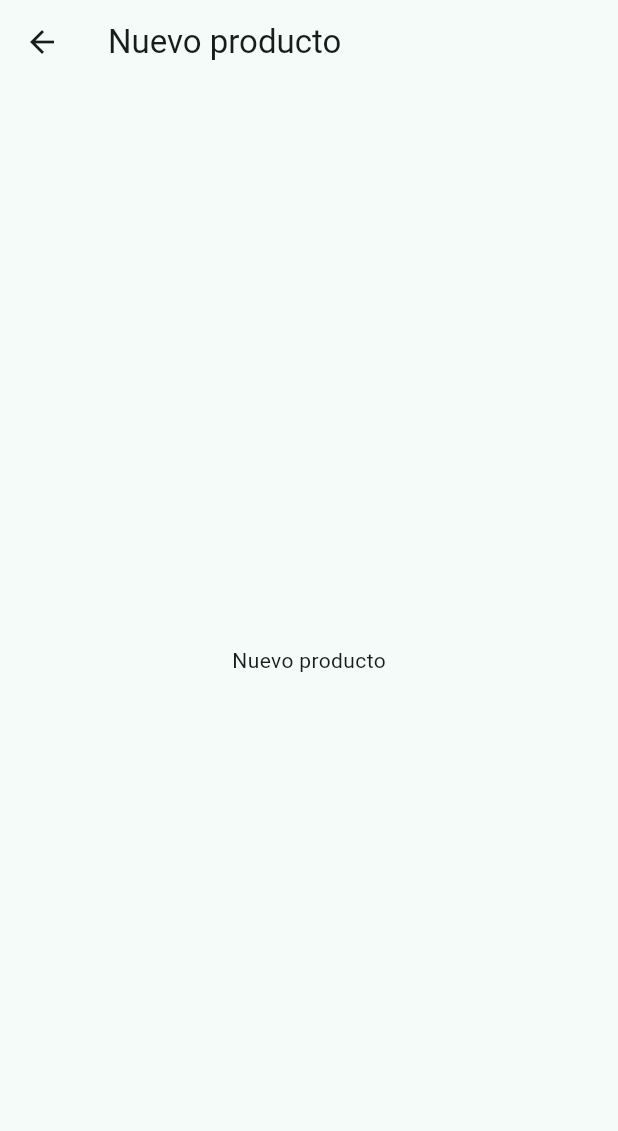
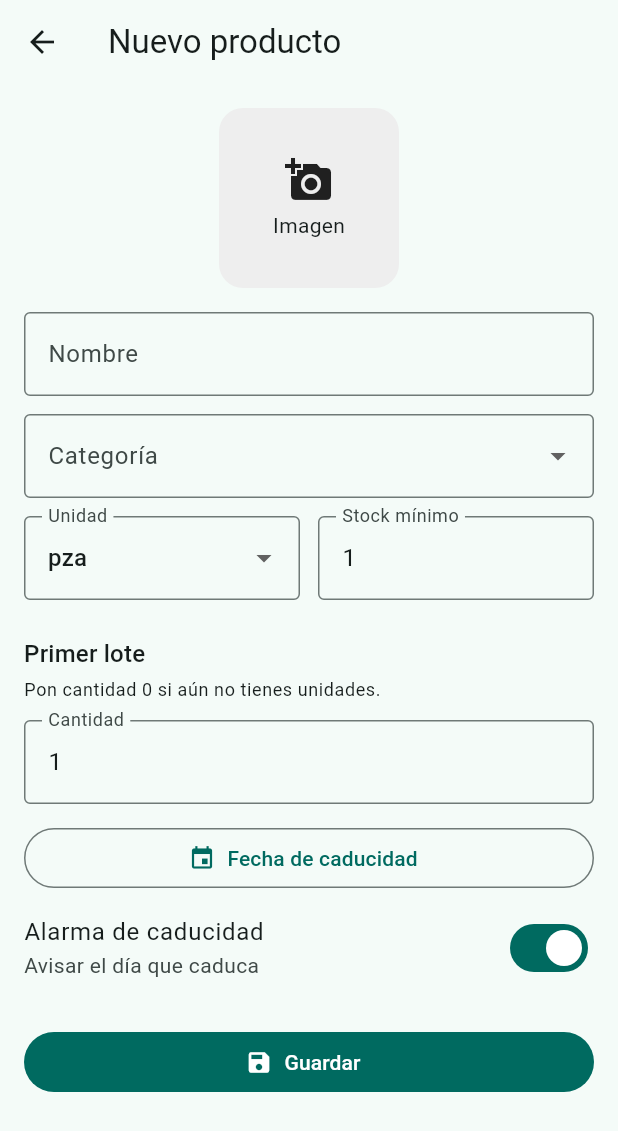
Before and after one commit to Victorml55/Gestion_inventario_domestico, a Flutter app: the screen it shows after launch, after a tap on "Nuevo", on a phone screen of 412 x 824 dp. Shown: the top 1131 px of the screen. Run offline on Flutter 3.47's test engine with Material 3 defaults, Android fonts, the phone set to English and light mode, and no system bars; our stand-ins replace badges, image_picker, table_calendar.

Commit message:
Add product management features: implement repositories for categories and batches, enhance product form screen, and update Info.plist for photo access

```diff
--- a/lib/data/models/models.dart
+++ b/lib/data/models/models.dart
@@ -37,3 +37,28 @@ class ProductoResumen {
     this.ultimaTiendaNombre,
   });
 }
+
+class Categoria {
+  final int? id;
+  final String nombre;
+  final String? icono;
+  const Categoria({this.id, required this.nombre, this.icono});
+}
+
+class Lote {
+  final int? id;
+  final int productoId;
+  final int cantidad;
+  final DateTime fechaCaducidad;
+  final bool alarmaActiva;
+  final DateTime fechaIngreso;
+
+  const Lote({
+    this.id,
+    required this.productoId,
+    required this.cantidad,
+    required this.fechaCaducidad,
+    this.alarmaActiva = true,
+    required this.fechaIngreso,
+  });
+}
--- /dev/null
+++ b/lib/data/repositories/lote_repository.dart
@@ -0,0 +1,8 @@
+import '../models/models.dart';
+
+abstract class LoteRepository {
+  Future<List<Lote>> getPorProducto(int productoId);
+  Future<int> insertar(Lote l);
+  Future<void> actualizar(Lote l);
+  Future<void> eliminar(int id);
+}
--- a/lib/data/repositories/mock_repositories.dart
+++ b/lib/data/repositories/mock_repositories.dart
@@ -1,50 +1,206 @@
 import 'dart:async';
+import '../../core/constants.dart';
 import '../../core/date_utils.dart';
 import '../models/models.dart';
+import 'calendario_repository.dart';
 import 'carrito_repository.dart';
+import 'categoria_repository.dart';
+import 'lote_repository.dart';
 import 'producto_repository.dart';
-import 'calendario_repository.dart';
 
+// ======================= CATEGORÍAS =======================
+class MockCategoriaRepository implements CategoriaRepository {
+  static final List<Categoria> datos = [
+    const Categoria(id: 1, nombre: 'Lácteos'),
+    const Categoria(id: 2, nombre: 'Carnes'),
+    const Categoria(id: 3, nombre: 'Frutas y verduras'),
+    const Categoria(id: 4, nombre: 'Despensa'),
+    const Categoria(id: 5, nombre: 'Bebidas'),
+    const Categoria(id: 6, nombre: 'Limpieza'),
+  ];
+  int _next = 7;
+
+  @override
+  Future<List<Categoria>> getTodos() async => List.of(datos);
+
+  @override
+  Future<int> insertar(Categoria c) async {
+    final id = _next++;
+    datos.add(Categoria(id: id, nombre: c.nombre, icono: c.icono));
+    return id;
+  }
+
+  @override
+  Future<void> actualizar(Categoria c) async {
+    final i = datos.indexWhere((x) => x.id == c.id);
+    if (i >= 0) datos[i] = c;
+  }
+
+  @override
+  Future<void> eliminar(int id) async => datos.removeWhere((x) => x.id == id);
+}
+
+// ======================= PRODUCTOS (almacén compartido) =======================
 class MockProductoRepository implements ProductoRepository {
-  final _datos = <ProductoResumen>[
-    ProductoResumen(
-      producto: const Producto(id: 1, nombre: 'Leche entera', categoriaId: 1, unidad: 'L', stockMinimo: 2),
-      categoriaNombre: 'Lácteos',
-      stockTotal: 3,
-      proximaCaducidad: hoy().add(const Duration(days: 2)),
-      estado: EstadoProducto.porCaducar,
-      ultimaTiendaNombre: 'Walmart',
-    ),
-    ProductoResumen(
-      producto: const Producto(id: 2, nombre: 'Yogurt', categoriaId: 1),
-      categoriaNombre: 'Lácteos',
-      stockTotal: 1,
-      proximaCaducidad: hoy().subtract(const Duration(days: 1)),
-      estado: EstadoProducto.caducado,
-    ),
-    const ProductoResumen(
-      producto: Producto(id: 3, nombre: 'Arroz', categoriaId: 4, unidad: 'kg', stockMinimo: 2),
-      categoriaNombre: 'Despensa',
-      stockTotal: 1,
-      proximaCaducidad: null,
-      estado: EstadoProducto.porAgotarse,
-    ),
-    const ProductoResumen(
-      producto: Producto(id: 4, nombre: 'Atún', categoriaId: 4),
-      categoriaNombre: 'Despensa',
-      stockTotal: 0,
-      proximaCaducidad: null,
-      estado: EstadoProducto.sinExistencia,
-    ),
+  int _nextProducto = 5;
+  int _nextLote = 10;
+
+  final List<Producto> _productos = [
+    const Producto(id: 1, nombre: 'Leche entera', categoriaId: 1, unidad: 'L', stockMinimo: 2),
+    const Producto(id: 2, nombre: 'Yogurt', categoriaId: 1),
+    const Producto(id: 3, nombre: 'Arroz', categoriaId: 4, unidad: 'kg', stockMinimo: 2),
+    const Producto(id: 4, nombre: 'Atún', categoriaId: 4),
   ];
 
-  @override
-  Future<List<ProductoResumen>> getAlertas() async => _datos;
+  final List<Lote> _lotes = [
+    Lote(id: 1, productoId: 1, cantidad: 3, fechaCaducidad: hoy().add(const Duration(days: 2)), fechaIngreso: hoy()),
+    Lote(id: 2, productoId: 2, cantidad: 1, fechaCaducidad: hoy().subtract(const Duration(days: 1)), fechaIngreso: hoy()),
+    Lote(id: 3, productoId: 3, cantidad: 1, fechaCaducidad: hoy().add(const Duration(days: 200)), fechaIngreso: hoy()),
+  ];
+
+  // Compartido con MockLoteRepository
+  int nuevoIdLote() => _nextLote++;
+  List<Lote> get lotes => _lotes;
+
+  ProductoResumen _resumen(Producto p) {
+    final activos = _lotes.where((l) => l.productoId == p.id && l.cantidad > 0).toList()
+      ..sort((a, b) => a.fechaCaducidad.compareTo(b.fechaCaducidad));
+    final stock = activos.fold<int>(0, (s, l) => s + l.cantidad);
+    final h = hoy();
+    final limite = h.add(const Duration(days: kDiasPorCaducar));
+
+    EstadoProducto estado;
+    if (stock == 0) {
+      estado = EstadoProducto.sinExistencia;
+    } else if (activos.any((l) => l.fechaCaducidad.isBefore(h))) {
+      estado = EstadoProducto.caducado;
+    } else if (activos.any((l) => !l.fechaCaducidad.isAfter(limite))) {
+      estado = EstadoProducto.porCaducar;
+    } else if (stock <= p.stockMinimo) {
+      estado = EstadoProducto.porAgotarse;
+    } else {
+      estado = EstadoProducto.normal;
+    }
+
+    final cat = MockCategoriaRepository.datos.firstWhere(
+      (c) => c.id == p.categoriaId,
+      orElse: () => const Categoria(nombre: '—'),
+    );
+
+    return ProductoResumen(
+      producto: p,
+      categoriaNombre: cat.nombre,
+      stockTotal: stock,
+      proximaCaducidad: activos.isEmpty ? null : activos.first.fechaCaducidad,
+      estado: estado,
+    );
+  }
 
   @override
-  Future<List<ProductoResumen>> getTodos({int? categoriaId}) async => _datos;
+  Future<List<ProductoResumen>> getAlertas() async => _productos
+      .map(_resumen)
+      .where((r) => r.estado != EstadoProducto.normal)
+      .toList();
+
+  @override
+  Future<List<ProductoResumen>> getTodos({int? categoriaId}) async => _productos
+      .where((p) => categoriaId == null || p.categoriaId == categoriaId)
+      .map(_resumen)
+      .toList();
+
+  @override
+  Future<ProductoResumen?> getById(int id) async {
+    final i = _productos.indexWhere((p) => p.id == id);
+    return i < 0 ? null : _resumen(_productos[i]);
+  }
+
+  @override
+  Future<int> insertar(Producto p) async {
+    final id = _nextProducto++;
+    _productos.add(Producto(
+      id: id,
+      nombre: p.nombre,
+      categoriaId: p.categoriaId,
+      imagenPath: p.imagenPath,
+      unidad: p.unidad,
+      stockMinimo: p.stockMinimo,
+    ));
+    return id;
+  }
+
+  @override
+  Future<void> actualizar(Producto p) async {
+    final i = _productos.indexWhere((x) => x.id == p.id);
+    if (i >= 0) _productos[i] = p;
+  }
+
+  @override
+  Future<void> eliminar(int id) async {
+    _productos.removeWhere((p) => p.id == id);
+    _lotes.removeWhere((l) => l.productoId == id);
+  }
 }
 
+// ======================= LOTES =======================
+class MockLoteRepository implements LoteRepository {
+  final MockProductoRepository _store;
+  MockLoteRepository(this._store);
+
+  @override
+  Future<List<Lote>> getPorProducto(int productoId) async =>
+      _store.lotes.where((l) => l.productoId == productoId).toList();
+
+  @override
+  Future<int> insertar(Lote l) async {
+    final id = _store.nuevoIdLote();
+    _store.lotes.add(Lote(
+      id: id,
+      productoId: l.productoId,
+      cantidad: l.cantidad,
+      fechaCaducidad: l.fechaCaducidad,
+      alarmaActiva: l.alarmaActiva,
+      fechaIngreso: l.fechaIngreso,
+    ));
+    return id;
+  }
+
+  @override
+  Future<void> actualizar(Lote l) async {
+    final i = _store.lotes.indexWhere((x) => x.id == l.id);
+    if (i >= 0) _store.lotes[i] = l;
+  }
+
+  @override
+  Future<void> eliminar(int id) async =>
+      _store.lotes.removeWhere((x) => x.id == id);
+}
+
+// ======================= CALENDARIO =======================
+class MockCalendarioRepository implements CalendarioRepository {
+  final ProductoRepository _productos;
+  MockCalendarioRepository(this._productos);
+
+  @override
+  Future<Map<DateTime, List<ProductoResumen>>> getAlertasPorDia() async {
+    final mapa = <DateTime, List<ProductoResumen>>{};
+    for (final p in await _productos.getAlertas()) {
+      final f = p.proximaCaducidad;
+      if (f == null ||
+          (p.estado != EstadoProducto.caducado &&
+              p.estado != EstadoProducto.porCaducar)) {
+        continue;
+      }
+      mapa.putIfAbsent(soloFecha(f), () => []).add(p);
+    }
+    return mapa;
+  }
+
+  @override
+  Future<List<ProductoResumen>> getAlertasDeDia(DateTime dia) async =>
+      (await getAlertasPorDia())[soloFecha(dia)] ?? [];
+}
+
+// ======================= CARRITO =======================
 class MockCarritoRepository implements CarritoRepository {
   final ProductoRepository _productos;
   MockCarritoRepository(this._productos);
@@ -99,23 +255,3 @@ class MockCarritoRepository implements CarritoRepository {
     _emit();
   }
 }
-
-class MockCalendarioRepository implements CalendarioRepository {
-  final ProductoRepository _productos;
-  MockCalendarioRepository(this._productos);
-
-  @override
-  Future<Map<DateTime, List<ProductoResumen>>> getAlertasPorDia() async {
-    final mapa = <DateTime, List<ProductoResumen>>{};
-    for (final p in await _productos.getAlertas()) {
-      final f = p.proximaCaducidad;
-      if (f == null) continue; // sin fecha no aparece en el calendario
-      mapa.putIfAbsent(soloFecha(f), () => []).add(p);
-    }
-    return mapa;
-  }
-
-  @override
-  Future<List<ProductoResumen>> getAlertasDeDia(DateTime dia) async =>
-      (await getAlertasPorDia())[soloFecha(dia)] ?? [];
-}
--- a/lib/data/repositories/producto_repository.dart
+++ b/lib/data/repositories/producto_repository.dart
@@ -3,4 +3,8 @@ import '../models/models.dart';
 abstract class ProductoRepository {
   Future<List<ProductoResumen>> getAlertas();
   Future<List<ProductoResumen>> getTodos({int? categoriaId});
+  Future<ProductoResumen?> getById(int id);
+  Future<int> insertar(Producto p);
+  Future<void> actualizar(Producto p);
+  Future<void> eliminar(int id);
 }
--- a/lib/main.dart
+++ b/lib/main.dart
@@ -6,14 +6,20 @@ import 'package:provider/provider.dart';
 import 'core/routes.dart';
 import 'data/repositories/calendario_repository.dart';
 import 'data/repositories/carrito_repository.dart';
+import 'data/repositories/categoria_repository.dart';
+import 'data/repositories/lote_repository.dart';
 import 'data/repositories/mock_repositories.dart';
 import 'data/repositories/producto_repository.dart';
 import 'ui/providers/calendario_provider.dart';
+import 'ui/providers/carrito_provider.dart';
 import 'ui/providers/inventario_provider.dart';
 import 'ui/screens/calendario_screen.dart';
+import 'ui/screens/carrito_screen.dart';
 import 'ui/screens/home_screen.dart';
-import 'ui/providers/carrito_provider.dart';
-import 'ui/screens/carrito_screen.dart';
+import 'ui/screens/producto_form_screen.dart';
+
+// Un solo almacén en memoria compartido por productos y lotes
+final _almacenMock = MockProductoRepository();
 
 Future<void> main() async {
   WidgetsFlutterBinding.ensureInitialized();
@@ -29,17 +35,17 @@ class App extends StatelessWidget {
     return MultiProvider(
       providers: [
         // ---------- Repositorios (cambiar Mock* por los reales luego) ----------
-        Provider<ProductoRepository>(
-        create: (_) => MockProductoRepository(),
-        ),
+        Provider<ProductoRepository>(create: (_) => _almacenMock),
+        Provider<LoteRepository>(create: (_) => MockLoteRepository(_almacenMock)),
+        Provider<CategoriaRepository>(create: (_) => MockCategoriaRepository()),
         Provider<CarritoRepository>(
-        create: (c) => MockCarritoRepository(c.read<ProductoRepository>()),
+          create: (c) => MockCarritoRepository(c.read<ProductoRepository>()),
         ),
         Provider<CalendarioRepository>(
-        create: (c) => MockCalendarioRepository(c.read<ProductoRepository>()),
+          create: (c) => MockCalendarioRepository(c.read<ProductoRepository>()),
         ),
 
-        // ---------- Providers de estado (ChangeNotifier) ----------
+        // ---------- Estado ----------
         ChangeNotifierProvider<InventarioProvider>(
           create: (c) => InventarioProvider(c.read<ProductoRepository>()),
         ),
@@ -47,15 +53,13 @@ class App extends StatelessWidget {
           create: (c) => CalendarioProvider(c.read<CalendarioRepository>()),
         ),
         ChangeNotifierProvider<CarritoProvider>(
-        create: (c) => CarritoProvider(c.read<CarritoRepository>()),
+          create: (c) => CarritoProvider(c.read<CarritoRepository>()),
         ),
       ],
       child: MaterialApp(
         title: 'Alacena',
         debugShowCheckedModeBanner: false,
         theme: ThemeData(colorSchemeSeed: Colors.teal, useMaterial3: true),
-
-        // Localización (necesaria para table_calendar y DateFormat en español)
         locale: const Locale('es', 'MX'),
         supportedLocales: const [Locale('es', 'MX'), Locale('en')],
         localizationsDelegates: const [
@@ -63,27 +67,14 @@ class App extends StatelessWidget {
           GlobalWidgetsLocalizations.delegate,
           GlobalCupertinoLocalizations.delegate,
         ],
-
         initialRoute: Routes.home,
         routes: {
           Routes.home: (_) => const HomeScreen(),
           Routes.calendario: (_) => const CalendarioScreen(),
-          // Pendientes: placeholders
           Routes.carrito: (_) => const CarritoScreen(),
-          Routes.productoForm: (_) => const _Pendiente('Nuevo producto'),
+          Routes.productoForm: (_) => const ProductoFormScreen(),
         },
       ),
     );
   }
 }
-
-class _Pendiente extends StatelessWidget {
-  final String titulo;
-  const _Pendiente(this.titulo);
-
-  @override
-  Widget build(BuildContext context) => Scaffold(
-        appBar: AppBar(title: Text(titulo)),
-        body: Center(child: Text(titulo)),
-      );
-}
--- a/lib/ui/screens/home_screen.dart
+++ b/lib/ui/screens/home_screen.dart
@@ -93,7 +93,12 @@ class _HomeScreenState extends State<HomeScreen> {
         ),
       ),
       floatingActionButton: FloatingActionButton.extended(
-        onPressed: () => Navigator.pushNamed(context, Routes.productoForm),
+        onPressed: () async {
+        final guardado = await Navigator.pushNamed(context, Routes.productoForm);
+          if (guardado == true && context.mounted) {
+          context.read<InventarioProvider>().cargar();
+          }
+        },
         icon: const Icon(Icons.add),
         label: const Text('Nuevo'),
       ),
--- /dev/null
+++ b/lib/ui/screens/producto_form_screen.dart
@@ -0,0 +1,284 @@
+import 'dart:io';
+import 'package:flutter/material.dart';
+import 'package:image_picker/image_picker.dart';
+import 'package:intl/intl.dart';
+import 'package:path/path.dart' as ruta;
+import 'package:path_provider/path_provider.dart';
+import 'package:provider/provider.dart';
+import '../../core/date_utils.dart';
+import '../../data/models/models.dart';
+import '../../data/repositories/categoria_repository.dart';
+import '../../data/repositories/lote_repository.dart';
+import '../../data/repositories/producto_repository.dart';
+
+class ProductoFormScreen extends StatefulWidget {
+  const ProductoFormScreen({super.key});
+
+  @override
+  State<ProductoFormScreen> createState() => _ProductoFormScreenState();
+}
+
+class _ProductoFormScreenState extends State<ProductoFormScreen> {
+  static const _unidades = ['pza', 'kg', 'g', 'L', 'ml', 'paq'];
+
+  final _formKey = GlobalKey<FormState>();
+  final _nombre = TextEditingController();
+  final _stockMin = TextEditingController(text: '1');
+  final _cantidad = TextEditingController(text: '1');
+
+  late final Future<List<Categoria>> _categorias;
+  int? _categoriaId;
+  String _unidad = 'pza';
+  String? _imagenPath;
+  DateTime? _caducidad;
+  bool _alarma = true;
+  bool _guardando = false;
+
+  @override
+  void initState() {
+    super.initState();
+    _categorias = context.read<CategoriaRepository>().getTodos();
+  }
+
+  @override
+  void dispose() {
+    _nombre.dispose();
+    _stockMin.dispose();
+    _cantidad.dispose();
+    super.dispose();
+  }
+
+  Future<void> _elegirImagen(ImageSource fuente) async {
+    final x = await ImagePicker()
+        .pickImage(source: fuente, maxWidth: 1024, imageQuality: 80);
+    if (x == null) return;
+    final dir = await getApplicationDocumentsDirectory();
+    final destino = ruta.join(
+        dir.path, '${DateTime.now().millisecondsSinceEpoch}${ruta.extension(x.path)}');
+    await File(x.path).copy(destino);
+    if (mounted) setState(() => _imagenPath = destino);
+  }
+
+  void _menuImagen() {
+    showModalBottomSheet(
+      context: context,
+      builder: (_) => SafeArea(
+        child: Wrap(children: [
+          ListTile(
+            leading: const Icon(Icons.photo_camera),
+            title: const Text('Tomar foto'),
+            onTap: () {
+              Navigator.pop(context);
+              _elegirImagen(ImageSource.camera);
+            },
+          ),
+          ListTile(
+            leading: const Icon(Icons.photo_library),
+            title: const Text('Elegir de la galería'),
+            onTap: () {
+              Navigator.pop(context);
+              _elegirImagen(ImageSource.gallery);
+            },
+          ),
+          if (_imagenPath != null)
+            ListTile(
+              leading: const Icon(Icons.delete_outline),
+              title: const Text('Quitar imagen'),
+              onTap: () {
+                Navigator.pop(context);
+                setState(() => _imagenPath = null);
+              },
+            ),
+        ]),
+      ),
+    );
+  }
+
+  Future<void> _elegirFecha() async {
+    final f = await showDatePicker(
+      context: context,
+      initialDate: _caducidad ?? hoy(),
+      firstDate: hoy().subtract(const Duration(days: 365)),
+      lastDate: hoy().add(const Duration(days: 3650)),
+      locale: const Locale('es', 'MX'),
+    );
+    if (f != null) setState(() => _caducidad = soloFecha(f));
+  }
+
+  Future<void> _guardar() async {
+    if (!_formKey.currentState!.validate()) return;
+    final cantidad = int.parse(_cantidad.text);
+    if (cantidad > 0 && _caducidad == null) {
+      ScaffoldMessenger.of(context).showSnackBar(
+          const SnackBar(content: Text('Elige la fecha de caducidad del lote')));
+      return;
+    }
+
+    final productos = context.read<ProductoRepository>();
+    final lotes = context.read<LoteRepository>();
+    final messenger = ScaffoldMessenger.of(context);
+    final navigator = Navigator.of(context);
+
+    setState(() => _guardando = true);
+    try {
+      final id = await productos.insertar(Producto(
+        nombre: _nombre.text.trim(),
+        categoriaId: _categoriaId!,
+        imagenPath: _imagenPath,
+        unidad: _unidad,
+        stockMinimo: int.parse(_stockMin.text),
+      ));
+      if (cantidad > 0) {
+        await lotes.insertar(Lote(
+          productoId: id,
+          cantidad: cantidad,
+          fechaCaducidad: _caducidad!,
+          alarmaActiva: _alarma,
+          fechaIngreso: hoy(),
+        ));
+      }
+      navigator.pop(true);
+    } catch (e) {
+      messenger.showSnackBar(SnackBar(content: Text('Error: $e')));
+      if (mounted) setState(() => _guardando = false);
+    }
+  }
+
+  String? _entero(String? v, {int min = 0}) {
+    final n = int.tryParse(v ?? '');
+    if (n == null) return 'Número inválido';
+    if (n < min) return 'Mínimo $min';
+    return null;
+  }
+
+  @override
+  Widget build(BuildContext context) {
+    return Scaffold(
+      appBar: AppBar(title: const Text('Nuevo producto')),
+      body: Form(
+        key: _formKey,
+        child: ListView(
+          padding: const EdgeInsets.all(16),
+          children: [
+            Center(
+              child: GestureDetector(
+                onTap: _menuImagen,
+                child: ClipRRect(
+                  borderRadius: BorderRadius.circular(16),
+                  child: Container(
+                    width: 120,
+                    height: 120,
+                    color: Colors.grey.shade200,
+                    child: _imagenPath != null
+                        ? Image.file(File(_imagenPath!), fit: BoxFit.cover)
+                        : const Column(
+                            mainAxisAlignment: MainAxisAlignment.center,
+                            children: [
+                              Icon(Icons.add_a_photo, size: 32),
+                              SizedBox(height: 4),
+                              Text('Imagen'),
+                            ],
+                          ),
+                  ),
+                ),
+              ),
+            ),
+            const SizedBox(height: 16),
+            TextFormField(
+              controller: _nombre,
+              textCapitalization: TextCapitalization.sentences,
+              decoration: const InputDecoration(
+                  labelText: 'Nombre', border: OutlineInputBorder()),
+              validator: (v) =>
+                  (v == null || v.trim().isEmpty) ? 'Escribe un nombre' : null,
+            ),
+            const SizedBox(height: 12),
+            FutureBuilder<List<Categoria>>(
+              future: _categorias,
+              builder: (context, snap) {
+                final cats = snap.data ?? [];
+                return DropdownButtonFormField<int>(
+                  initialValue: _categoriaId,
+                  decoration: const InputDecoration(
+                      labelText: 'Categoría', border: OutlineInputBorder()),
+                  items: [
+                    for (final c in cats)
+                      DropdownMenuItem(value: c.id, child: Text(c.nombre)),
+                  ],
+                  onChanged: (v) => setState(() => _categoriaId = v),
+                  validator: (v) => v == null ? 'Elige una categoría' : null,
+                );
+              },
+            ),
+            const SizedBox(height: 12),
+            Row(
+              children: [
+                Expanded(
+                  child: DropdownButtonFormField<String>(
+                    initialValue: _unidad,
+                    decoration: const InputDecoration(
+                        labelText: 'Unidad', border: OutlineInputBorder()),
+                    items: [
+                      for (final u in _unidades)
+                        DropdownMenuItem(value: u, child: Text(u)),
+                    ],
+                    onChanged: (v) => setState(() => _unidad = v!),
+                  ),
+                ),
+                const SizedBox(width: 12),
+                Expanded(
+                  child: TextFormField(
+                    controller: _stockMin,
+                    keyboardType: TextInputType.number,
+                    decoration: const InputDecoration(
+                        labelText: 'Stock mínimo', border: OutlineInputBorder()),
+                    validator: (v) => _entero(v),
+                  ),
+                ),
+              ],
+            ),
+            const SizedBox(height: 24),
+            Text('Primer lote', style: Theme.of(context).textTheme.titleMedium),
+            const SizedBox(height: 4),
+            Text('Pon cantidad 0 si aún no tienes unidades.',
+                style: Theme.of(context).textTheme.bodySmall),
+            const SizedBox(height: 12),
+            TextFormField(
+              controller: _cantidad,
+              keyboardType: TextInputType.number,
+              decoration: const InputDecoration(
+                  labelText: 'Cantidad', border: OutlineInputBorder()),
+              validator: (v) => _entero(v),
+            ),
+            const SizedBox(height: 12),
+            OutlinedButton.icon(
+              onPressed: _elegirFecha,
+              icon: const Icon(Icons.event),
+              label: Text(_caducidad == null
+                  ? 'Fecha de caducidad'
+                  : DateFormat('dd/MM/yyyy').format(_caducidad!)),
+            ),
+            SwitchListTile(
+              contentPadding: EdgeInsets.zero,
+              title: const Text('Alarma de caducidad'),
+              subtitle: const Text('Avisar el día que caduca'),
+              value: _alarma,
+              onChanged: (v) => setState(() => _alarma = v),
+            ),
+            const SizedBox(height: 16),
+            FilledButton.icon(
+              onPressed: _guardando ? null : _guardar,
+              icon: _guardando
+                  ? const SizedBox(
+                      width: 16,
+                      height: 16,
+                      child: CircularProgressIndicator(strokeWidth: 2))
+                  : const Icon(Icons.save),
+              label: const Text('Guardar'),
+            ),
+          ],
+        ),
+      ),
+    );
+  }
+}
--- a/pubspec.yaml
+++ b/pubspec.yaml
@@ -38,6 +38,8 @@ dependencies:
   badges: ^3.1.0
   intl: any
   image_picker: ^1.0.0
+  path_provider: ^2.1.0
+  path: ^1.9.0
 
 
   # The following adds the Cupertino Icons font to your application.
```
Also changed, not shown: lib/data/repositories/categoria_repository.dart (added, +8 -0 lines), pubspec.lock, 3 other files.
